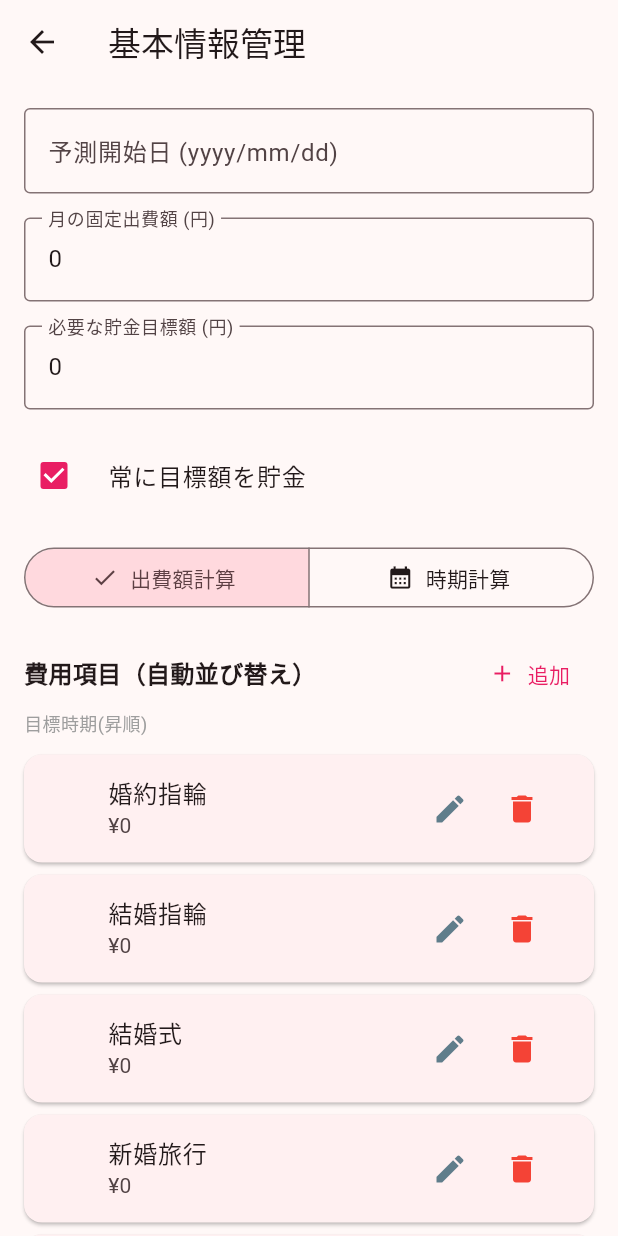
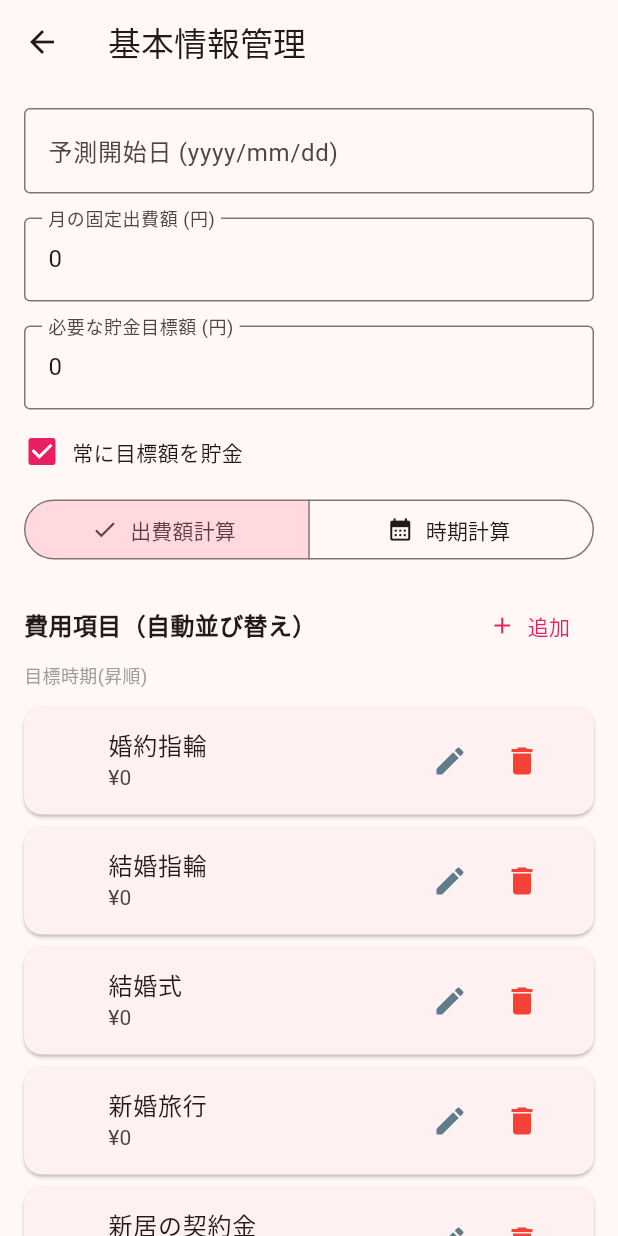
Before and after one commit to Ittalian/wedding_fund, a Flutter app: the BasicInfoScreen screen opened directly, after a tap on "常に目標額を貯金", on a phone screen of 412 x 824 dp. Run offline on Flutter 3.47's test engine with Material 3 defaults, Android fonts, the phone set to English and light mode, and no system bars; our stand-ins replace cloud_firestore, firebase_core, flutter_riverpod, freezed_annotation, riverpod_annotation; accounts and stored records are empty; generated files the repository leaves out were written again.

Commit message:
パディングの調整

```diff
--- a/lib/screens/basic_info_screen.dart
+++ b/lib/screens/basic_info_screen.dart
@@ -394,16 +394,28 @@ class _BasicInfoScreenState extends ConsumerState<BasicInfoScreen> {
                       return null;
                     },
                   ),
-                  CheckboxListTile(
-                    title: const Text('常に目標額を貯金'),
+                  Row(
+                    children: [
+                      Checkbox(
                         value: _alwaysKeepSavingsGoal,
                         onChanged: (bool? value) {
                           setState(() {
                             _alwaysKeepSavingsGoal = value ?? false;
                           });
                         },
-                    controlAffinity: ListTileControlAffinity.leading,
-                    contentPadding: EdgeInsets.zero,
+                        materialTapTargetSize: MaterialTapTargetSize.shrinkWrap,
+                        visualDensity: const VisualDensity(horizontal: -4, vertical: -4),
+                      ),
+                      const SizedBox(width: 8),
+                      GestureDetector(
+                        onTap: () {
+                          setState(() {
+                            _alwaysKeepSavingsGoal = !_alwaysKeepSavingsGoal;
+                          });
+                        },
+                        child: const Text('常に目標額を貯金'),
+                      ),
+                    ],
                   ),
 
                 const SizedBox(height: 16),
```
Lines whose indentation alone changed are shown as unchanged.
